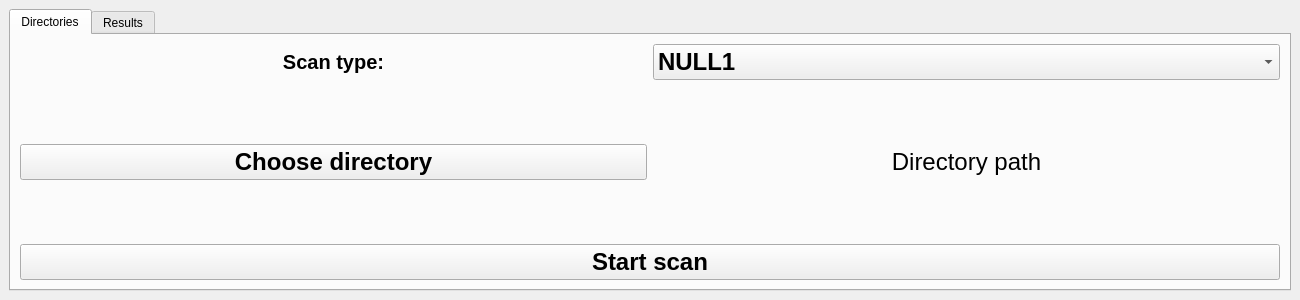
Before: the Qt Designer form src/main_window.ui in adam-choragwicki/DuplicateFileFinder_Qt_Cplusplus, drawn with Qt 5.
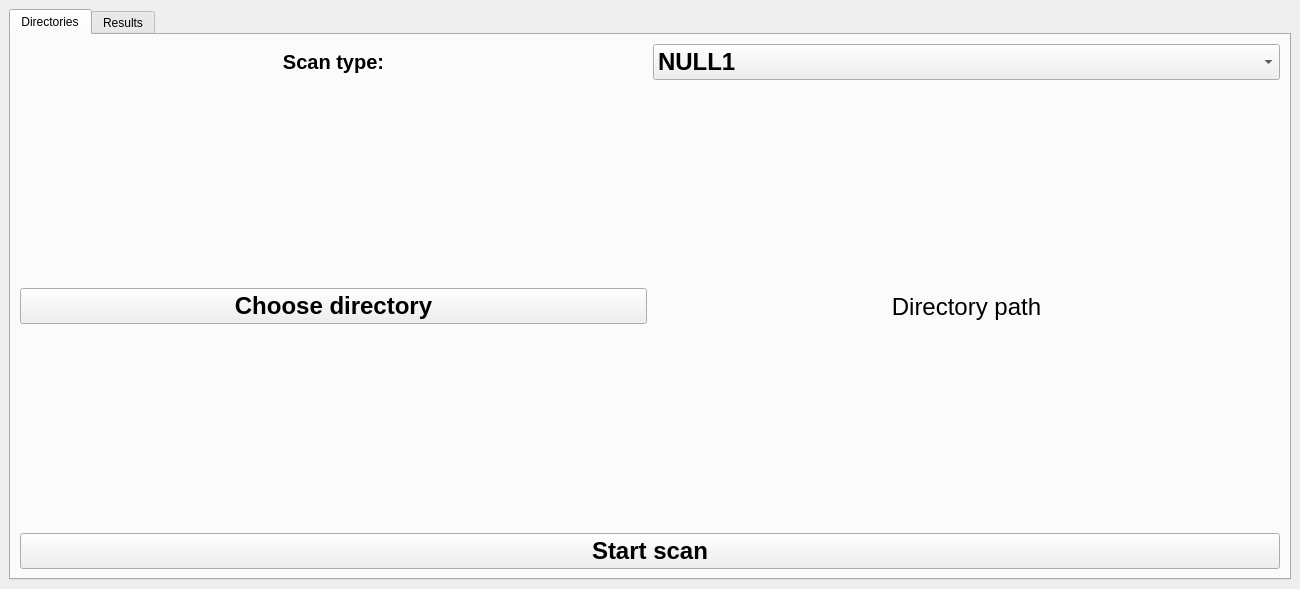
After: the same form once the commit is applied.

Commit message: Increase window size

What changed in the file:
```diff
--- a/src/main_window.ui
+++ b/src/main_window.ui
@@ -7,7 +7,7 @@
     <x>0</x>
     <y>0</y>
     <width>1300</width>
-    <height>300</height>
+    <height>589</height>
    </rect>
   </property>
   <property name="minimumSize">
```
